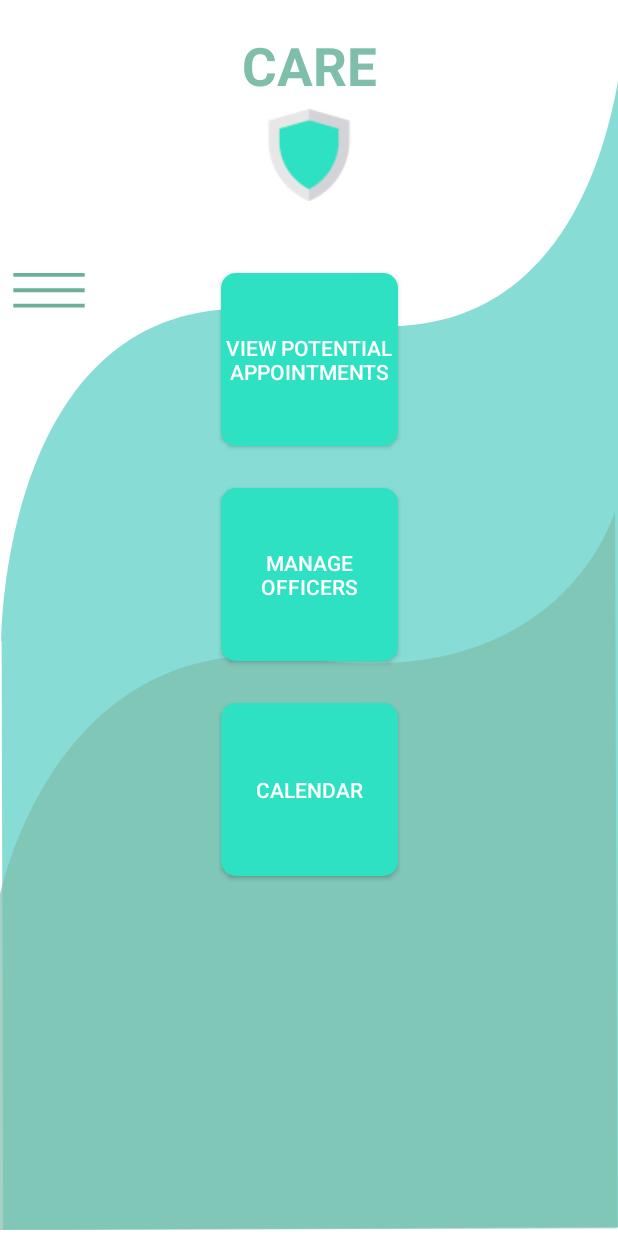
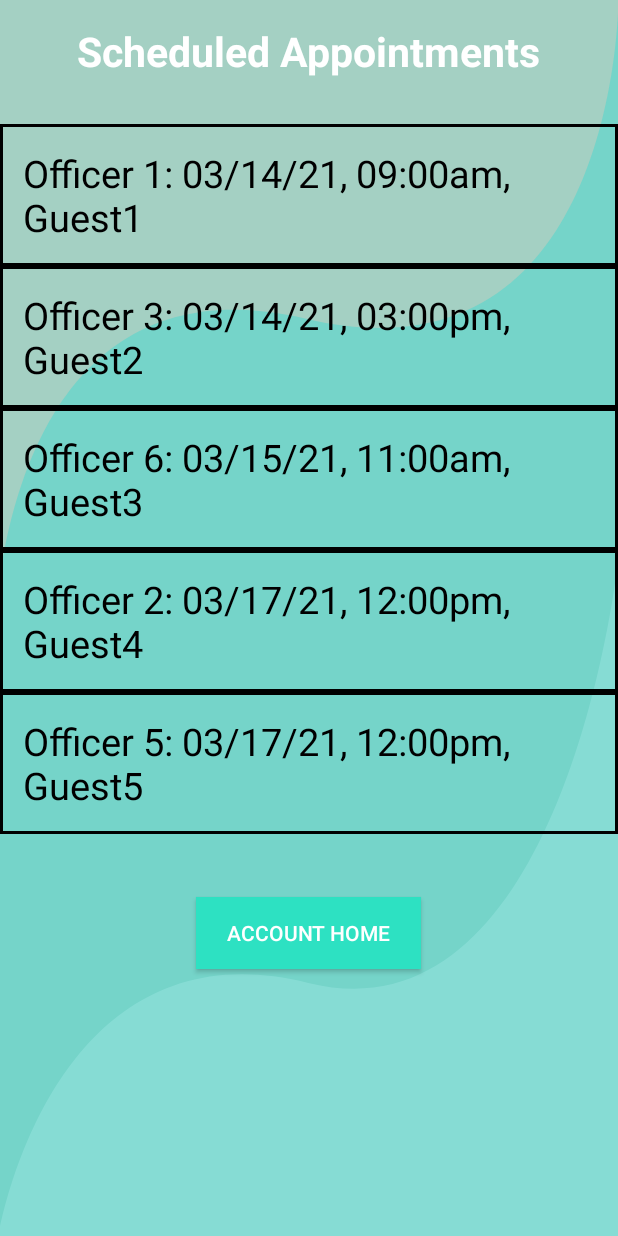
Before and after one commit to svarh/SWE-UT4, an Android app: the BusinessHome screen opened directly, with no data from a screen before it, after a tap on "VIEW POTENTIAL APPOINTMENTS", on a phone screen of 412 x 824 dp. Run offline under Robolectric (Android 15) with nearby library versions, the phone set to English and light mode, and no system bars; our stand-ins replace Firebase (no records; nobody signed in at launch, a user with empty details on screens opened directly); 2 statements that could not run were skipped.

Commit message:
Created BusinessAppointments activity and is accessible from BusinessHome. Business activities are now able to be used with no errors

```diff
--- a/app/src/main/AndroidManifest.xml
+++ b/app/src/main/AndroidManifest.xml
@@ -9,7 +9,8 @@
         android:roundIcon="@mipmap/ic_launcher_round"
         android:supportsRtl="true"
         android:theme="@style/Theme.CARE">
-        <activity android:name=".BusinessCalendar"></activity>
+        <activity android:name=".BusinessAppointments"></activity>
+        <activity android:name=".BusinessCalendar" />
         <activity android:name=".GuestVisitedBusiness" />
         <activity android:name=".GuestCovidResults" />
         <activity android:name=".GuestExploreBusiness" />
--- /dev/null
+++ b/app/src/main/java/com/example/care/BusinessAppointments.java
@@ -0,0 +1,69 @@
+package com.example.care;
+
+import androidx.appcompat.app.AppCompatActivity;
+import androidx.recyclerview.widget.LinearLayoutManager;
+import androidx.recyclerview.widget.RecyclerView;
+
+import android.app.Activity;
+import android.content.Intent;
+import android.os.Bundle;
+import android.view.View;
+import android.widget.Button;
+
+import com.google.firebase.firestore.FirebaseFirestore;
+
+import java.util.ArrayList;
+
+public class BusinessAppointments extends AppCompatActivity implements View.OnClickListener {
+    FirebaseFirestore db = FirebaseFirestore.getInstance();
+    private static final String TAG = "MainActivity";
+    private static Activity thisActivity = null;
+
+    private RecyclerView rvList;
+    private Button accountHome;
+
+    private ArrayList<String> appointments = new ArrayList<>();
+    private UserModel userModel;
+    private BusinessAccount businessAccount;
+    private Business business;
+
+    @Override
+    protected void onCreate(Bundle savedInstanceState) {
+        super.onCreate(savedInstanceState);
+        setContentView(R.layout.activity_business_appointments);
+
+        this.userModel = new UserModel(this);
+        businessAccount = getIntent().getExtras().getParcelable("BusinessAcc");
+        business = getIntent().getExtras().getParcelable("Business");
+
+        appointments.add("Officer 1: 03/14/21, 09:00am, Guest1");
+        appointments.add("Officer 3: 03/14/21, 03:00pm, Guest2");
+        appointments.add("Officer 6: 03/15/21, 11:00am, Guest3");
+        appointments.add("Officer 2: 03/17/21, 12:00pm, Guest4");
+        appointments.add("Officer 5: 03/17/21, 12:00pm, Guest5");
+
+        setUI();
+    }
+
+    @Override
+    public void onClick(View v) {
+        switch(v.getId()){
+            case R.id.btnAccountHome:
+                Intent intent = new Intent(BusinessAppointments.this, BusinessHome.class);
+                intent.putExtra("BusinessAcc", businessAccount);
+                intent.putExtra("Business", business);
+                startActivity(intent);
+                break;
+        }
+    }
+
+    public void setUI(){
+        rvList = findViewById(R.id.rvScheduledAppt);
+        accountHome = findViewById(R.id.btnAccountHome);
+        accountHome.setOnClickListener(this);
+
+        RVGuestResultsAdapter adapter = new RVGuestResultsAdapter(appointments, this);
+        rvList.setAdapter(adapter);
+        rvList.setLayoutManager(new LinearLayoutManager(this));
+    }
+}
--- a/app/src/main/java/com/example/care/BusinessHome.java
+++ b/app/src/main/java/com/example/care/BusinessHome.java
@@ -66,10 +66,10 @@ public class BusinessHome extends Activity implements View.OnClickListener {
         Toast.makeText(thisActivity, str, Toast.LENGTH_SHORT).show();
     }
     private void viewAppointmentsActivity(){
-        /*Intent intent = new Intent(this, BusinessAppointments.class);
+        Intent intent = new Intent(this, BusinessAppointments.class);
         intent.putExtra("BusinessAcc", businessAccount);
         intent.putExtra("Business", business);
-        startActivity(intent);*/
+        startActivity(intent);
     }
     private void manageOfficersActivity(){
         Intent intent = new Intent(this, ManageBusinessOfficers.class);
--- /dev/null
+++ b/app/src/main/res/layout/activity_business_appointments.xml
@@ -0,0 +1,55 @@
+<?xml version="1.0" encoding="utf-8"?>
+<RelativeLayout xmlns:android="http://schemas.android.com/apk/res/android"
+    xmlns:app="http://schemas.android.com/apk/res-auto"
+    xmlns:tools="http://schemas.android.com/tools"
+    android:layout_width="match_parent"
+    android:layout_height="match_parent"
+    tools:context=".BusinessAppointments">
+
+    <View
+        android:id="@+id/bgRectangle2"
+        android:layout_width="match_parent"
+        android:layout_height="match_parent"
+        android:background="@drawable/rectangle2"
+        ></View>
+
+    <View
+        android:id="@+id/bgRectangle1"
+        android:layout_width="match_parent"
+        android:layout_height="match_parent"
+        android:background="@drawable/rectangle1"
+        android:rotation="180"></View>
+
+    <TextView
+        android:id="@+id/tvScehduledAppt"
+        android:layout_width="wrap_content"
+        android:layout_height="wrap_content"
+        android:layout_centerHorizontal="true"
+        android:text="@string/scheduled_appointments"
+        android:textColor="@color/white"
+        android:textSize="27sp"
+        android:textStyle="bold"
+        android:layout_marginTop="15dp"
+        ></TextView>
+
+    <androidx.recyclerview.widget.RecyclerView
+        android:id="@+id/rvScheduledAppt"
+        android:layout_width="match_parent"
+        android:layout_height="500dp"
+        android:layout_below="@id/tvScehduledAppt"
+        android:layout_marginTop="30dp"
+        ></androidx.recyclerview.widget.RecyclerView>
+
+    <Button
+        android:id="@+id/btnAccountHome"
+        android:layout_width="150dp"
+        android:layout_height="wrap_content"
+        android:layout_centerHorizontal="true"
+        android:background="@color/button_color"
+        android:layout_below="@id/rvScheduledAppt"
+        android:layout_marginTop="15dp"
+        android:text="@string/account_home"
+        android:textColor="@color/white"
+        ></Button>
+
+</RelativeLayout>
--- a/app/src/main/res/values/strings.xml
+++ b/app/src/main/res/values/strings.xml
@@ -60,5 +60,7 @@
     <string name="covid_survey_results">Covid Survey Results</string>
     <string name="date_result">Date - Result</string>
     <string name="businesses_visited">Businesses Visited</string>
+    <string name="scheduled_appointments">Scheduled Appointments</string>
+    <string name="scheduled_appointment_layout">Officer: Date, Time, Guest</string>
 
 </resources>
```
Also changed, not shown: app/src/main/java/com/example/care/RVBusinessScheduledApptsAdapter.java (added, +51 -0 lines), app/src/main/res/layout/layout_business_scheduled_appointments.xml (added, +19 -0 lines).
